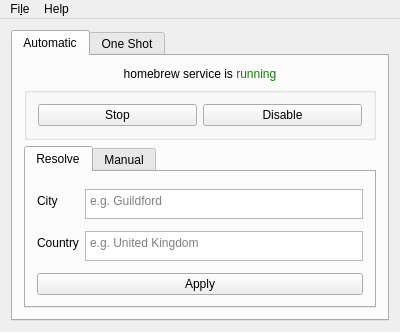
Qt form mainwindow.ui (JSN190/redshift-qt5) before a commit.
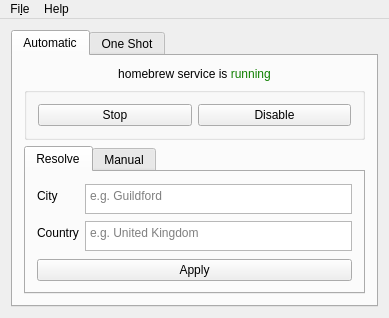
The same form after that commit.

Commit message: Window sizing should now be minimal fit for content

The edit to the form file:
```diff
--- a/mainwindow.ui
+++ b/mainwindow.ui
@@ -5,13 +5,11 @@
   <property name="enabled">
    <bool>true</bool>
   </property>
-  <property name="geometry">
-   <rect>
-    <x>0</x>
-    <y>0</y>
-    <width>400</width>
-    <height>332</height>
-   </rect>
+  <property name="sizePolicy">
+   <sizepolicy hsizetype="Expanding" vsizetype="Expanding">
+    <horstretch>0</horstretch>
+    <verstretch>0</verstretch>
+   </sizepolicy>
   </property>
   <property name="windowTitle">
    <string>redshift-qt5</string>
@@ -293,8 +291,8 @@
     <rect>
      <x>0</x>
      <y>0</y>
-     <width>400</width>
-     <height>30</height>
+     <width>444</width>
+     <height>22</height>
     </rect>
    </property>
    <widget class="QMenu" name="menuFile">
```
